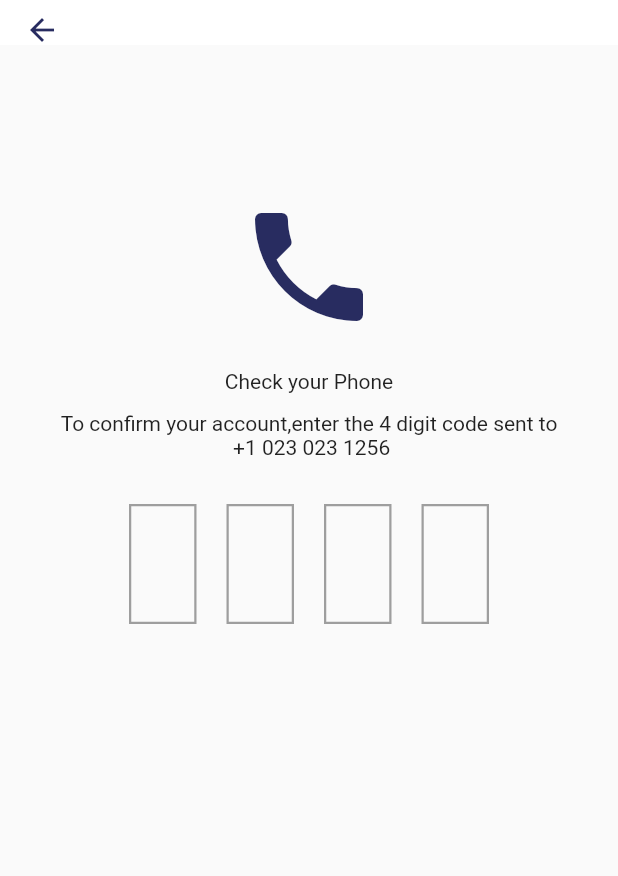
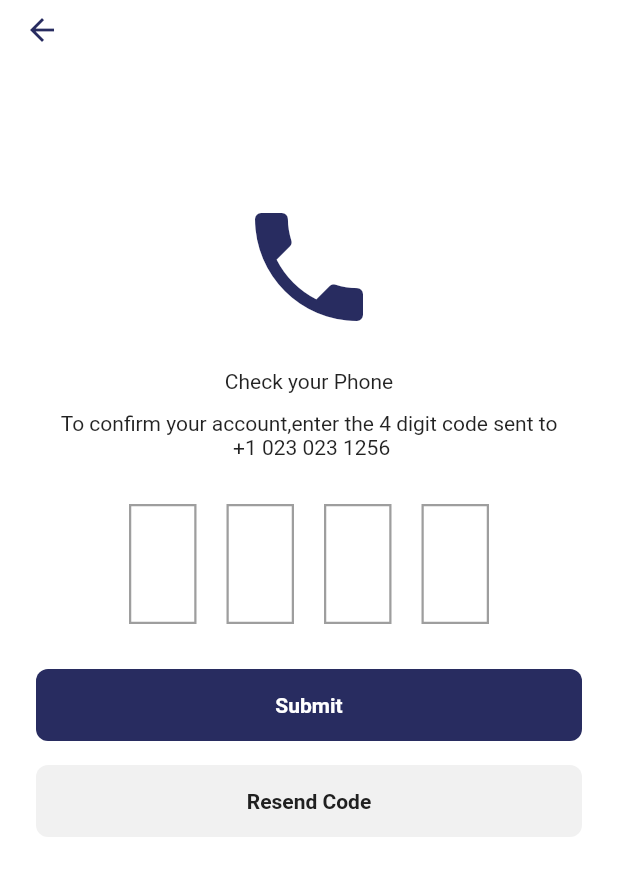
Before and after one commit to saikarthik1997/Finance_App_Clean_Architecture, a Flutter app: the SignUpPageView screen opened by its route, after a tap on "Create Account", on a phone screen of 412 x 824 dp. Shown: the top 876 px of the screen. Run offline on Flutter 3.47's test engine with Material 2 defaults, Android fonts, the phone set to English and light mode, and no system bars; drawn by our look-alikes of pinput; our stand-ins replace dio, get, jiffy, pretty_dio_logger.

Commit message:
acc success view after otp initial ui

```diff
--- a/lib/common/values/app_colors.dart
+++ b/lib/common/values/app_colors.dart
@@ -5,4 +5,5 @@ class AppColors {
   static const Color primaryColor = Color(0XFF282C60);
   static const Color whiteColor = Color(0XFFFFFFFF);
   static const Color textColor = Color(0XFF202020);
+  static const Color lightGreyColor = Color(0XFFf1f1f1);
 }
--- a/lib/common/widgets/buttons.dart
+++ b/lib/common/widgets/buttons.dart
@@ -4,8 +4,15 @@ import 'package:mms_assignment/common/values/app_colors.dart';
 class PrimaryButton extends StatelessWidget {
   final String buttonText;
   final VoidCallback onTap;
-  const PrimaryButton(
-      {super.key, required this.buttonText, required this.onTap});
+  final Color textColor;
+  final Color buttonColor;
+  const PrimaryButton({
+    super.key,
+    required this.buttonText,
+    required this.onTap,
+    this.textColor = AppColors.whiteColor,
+    this.buttonColor = AppColors.primaryColor,
+  });
 
   @override
   Widget build(BuildContext context) {
@@ -15,16 +22,14 @@ class PrimaryButton extends StatelessWidget {
         width: double.infinity,
         padding: const EdgeInsets.symmetric(vertical: 16.0, horizontal: 12.0),
         decoration: BoxDecoration(
-          color: AppColors.primaryColor,
+          color: buttonColor,
           borderRadius: BorderRadius.circular(8.0),
         ),
         child: Center(
           child: Text(
             buttonText,
-            style: const TextStyle(
-                color: AppColors.whiteColor,
-                fontSize: 14.0,
-                fontWeight: FontWeight.w600),
+            style: TextStyle(
+                color: textColor, fontSize: 14.0, fontWeight: FontWeight.w600),
           ),
         ),
       ),
--- a/lib/modules/otp/controllers/otp_page_controller.dart
+++ b/lib/modules/otp/controllers/otp_page_controller.dart
@@ -4,6 +4,7 @@ import 'package:get/get.dart';
 class OtpPageController extends GetxController {
   late FocusNode focusNode;
   late TextEditingController pinTextController;
+  bool showCreatedSuccessView = false;
   @override
   void onInit() {
     focusNode = FocusNode();
@@ -21,4 +22,9 @@ class OtpPageController extends GetxController {
   void onOtpChanged(String? val) {
     update();
   }
+
+  onSubmitPress() {
+    showCreatedSuccessView = true;
+    update();
+  }
 }
--- a/lib/modules/otp/views/otp_page_view.dart
+++ b/lib/modules/otp/views/otp_page_view.dart
@@ -2,7 +2,9 @@ import 'package:flutter/material.dart';
 import 'package:flutter/services.dart';
 import 'package:get/get.dart';
 import 'package:mms_assignment/common/values/app_colors.dart';
+import 'package:mms_assignment/common/widgets/buttons.dart';
 import 'package:mms_assignment/modules/otp/controllers/otp_page_controller.dart';
+import 'package:mms_assignment/modules/otp/views/acc_created_success_view.dart';
 import 'package:pinput/pinput.dart';
 
 class OtpPageView extends StatelessWidget {
@@ -11,6 +13,7 @@ class OtpPageView extends StatelessWidget {
   @override
   Widget build(BuildContext context) {
     return Scaffold(
+      backgroundColor: Colors.white,
       appBar: AppBar(
         toolbarHeight: 30,
         iconTheme: const IconThemeData(color: AppColors.primaryColor),
@@ -18,7 +21,12 @@ class OtpPageView extends StatelessWidget {
         shadowColor: Colors.transparent,
       ),
       body: GetBuilder<OtpPageController>(builder: (controller) {
-        return SingleChildScrollView(
+        if (controller.showCreatedSuccessView) {
+          return const AccCreatedSuccessView();
+        }
+        return Padding(
+          padding: const EdgeInsets.symmetric(horizontal: 24.0),
+          child: SingleChildScrollView(
             child: Align(
               alignment: Alignment.center,
               child: Column(
@@ -53,8 +61,23 @@ class OtpPageView extends StatelessWidget {
                       submittedPinTheme: getPinTheme(),
                       followingPinTheme: getPinTheme(borderColor: Colors.grey),
                       focusedPinTheme: getPinTheme(),
-                    defaultPinTheme: getPinTheme())
+                      defaultPinTheme: getPinTheme()),
+                  const SizedBox(height: 30.0),
+                  PrimaryButton(
+                    buttonText: "Submit",
+                    onTap: controller.onSubmitPress,
+                  ),
+                  const SizedBox(
+                    height: 16.0,
+                  ),
+                  PrimaryButton(
+                    buttonText: "Resend Code",
+                    onTap: () {},
+                    textColor: AppColors.textColor,
+                    buttonColor: AppColors.lightGreyColor,
+                  )
                 ],
+              ),
             ),
           ),
         );
```
Also changed, not shown: lib/modules/otp/views/acc_created_success_view.dart (added, +36 -0 lines). Lines whose indentation alone changed are shown as unchanged.
